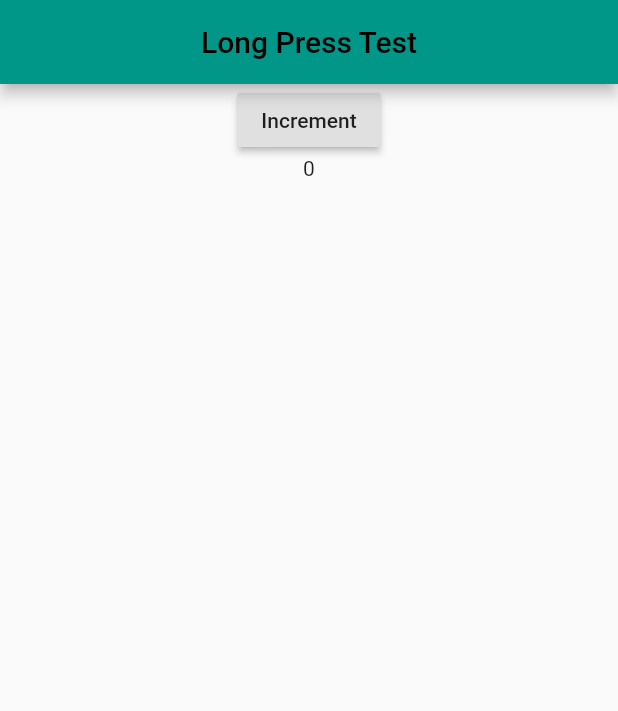
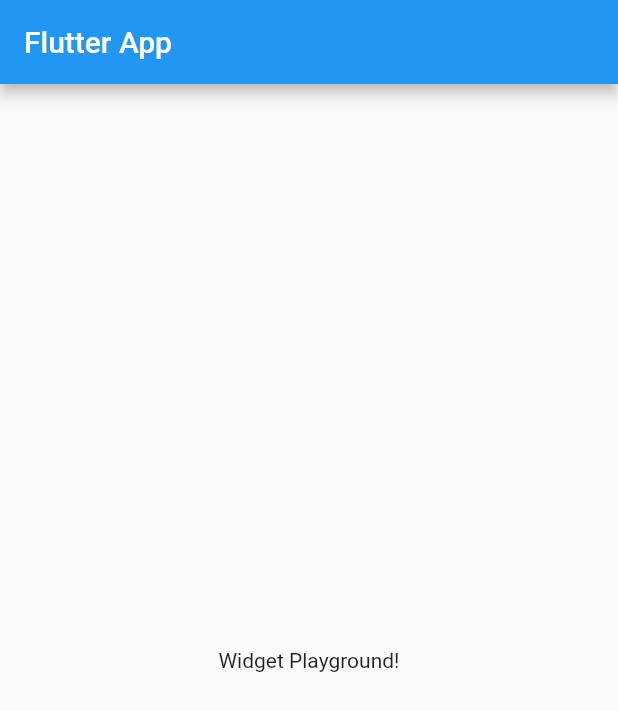
Before and after one commit to sacksaini/PlannerApp, a Flutter app: the screen it shows after launch, on a phone screen of 412 x 824 dp. Shown: the top 711 px of the screen. Run offline on Flutter 3.47's test engine with Material 2 defaults, Android fonts, the phone set to English and light mode, and no system bars.

Commit message:
commit for new Planner App Stating Point

```diff
--- a/lib/main.dart
+++ b/lib/main.dart
@@ -1,54 +1,26 @@
-import "package:flutter/material.dart";
+import 'package:flutter/material.dart';
 
 void main() => runApp(MyApp());
 
-class MyApp extends StatefulWidget {
+class MyApp extends StatelessWidget {
   @override
-  State<StatefulWidget> createState() {
-    return TimerState();
+  Widget build(BuildContext context) {
+    return MaterialApp(
+      title: 'Flutter App',
+      home: MyHomePage(),
+    );
   }
 }
 
-class TimerState extends State<MyApp> {
-  var increasetime = 0;
-  void decreasTime() {
-    setState(() {
-      increasetime = 0;
-    });
-  }
-
-//add a test comment
-  void increasTime() {
-    setState(() {
-      increasetime += 2;
-      print(increasetime);
-    });
-  }
-
+class MyHomePage extends StatelessWidget {
   @override
   Widget build(BuildContext context) {
-    return MaterialApp(
-      home: Scaffold(
-        appBar: AppBar(
-          title: Center(
-              child: Text("Long Press Test",
-                  style: TextStyle(
-                    color: Colors.black,
-                  ))),
-          backgroundColor: Colors.teal,
-        ),
-        body: Center(
-          child: Column(
-            children: [
-              RaisedButton(
-                child: Text("Increment"),
-                onPressed: increasTime,
-                onLongPress: decreasTime,
-              ),
-              Text("$increasetime")
-            ],
-          ),
-        ),
+    return Scaffold(
+      appBar: AppBar(
+        title: Text('Flutter App'),
+      ),
+      body: Center(
+        child: Text('Widget Playground!'),
       ),
     );
   }
```
